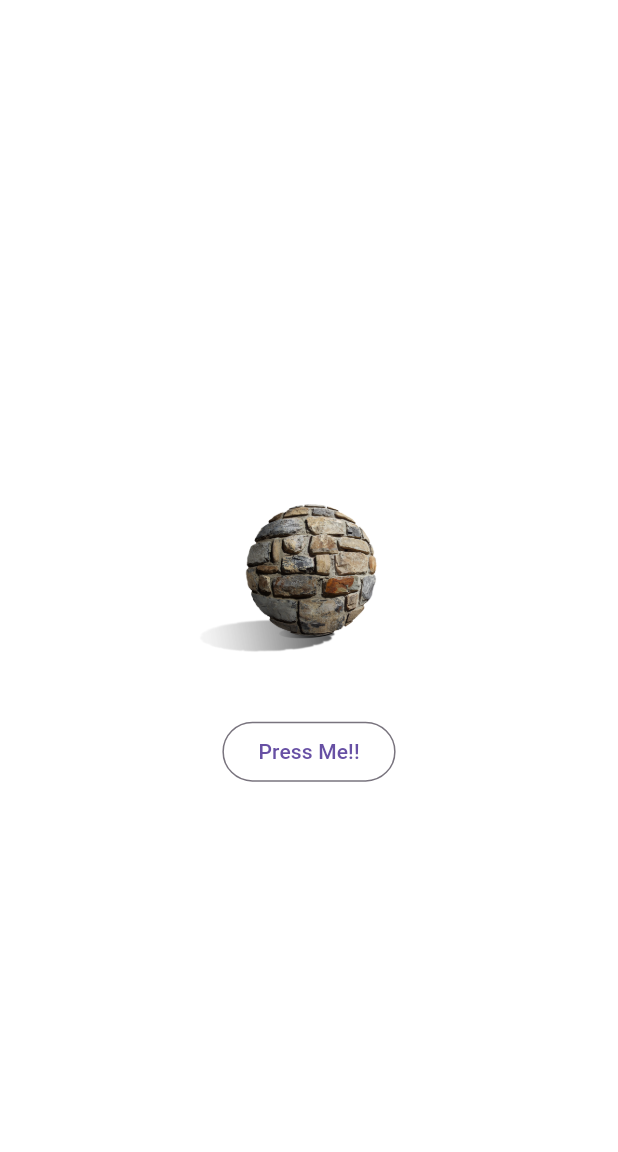
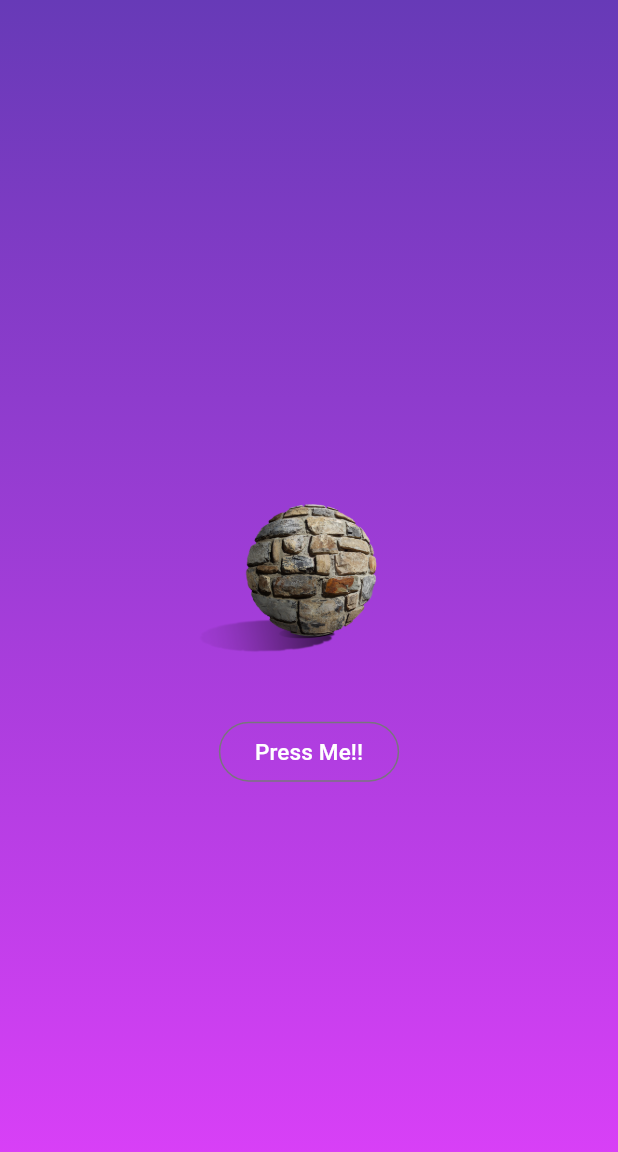
Before and after one commit to Bamadus/Quiz_App, a Flutter app: the screen it shows after launch, on a phone screen of 412 x 824 dp. Shown: the top 1152 px of the screen. Run offline on Flutter 3.47's test engine with Material 3 defaults, Android fonts, the phone set to English and light mode, and no system bars.

Commit message:
updated the two dart files

```diff
--- a/lib/background.dart
+++ b/lib/background.dart
@@ -25,7 +25,12 @@ class _backgroundState extends State<Background>{
                 const OutlinedButton(
                     onPressed: button,
                     child:
-                    Text("Press Me!!")
+                    Text("Press Me!!",
+                      style: TextStyle(
+                        color: Colors.white,
+                        fontSize: 15,
+                      )
+                    )
                 )
               ],
             )
```
Also changed, not shown: lib/main.dart (+20 -3 lines).
